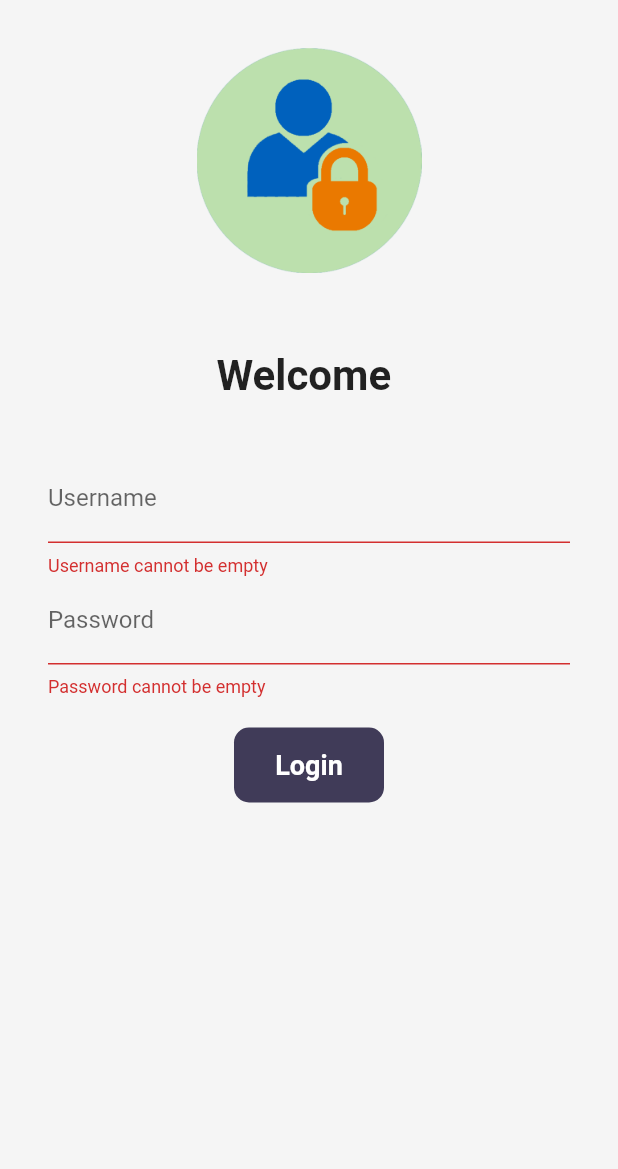
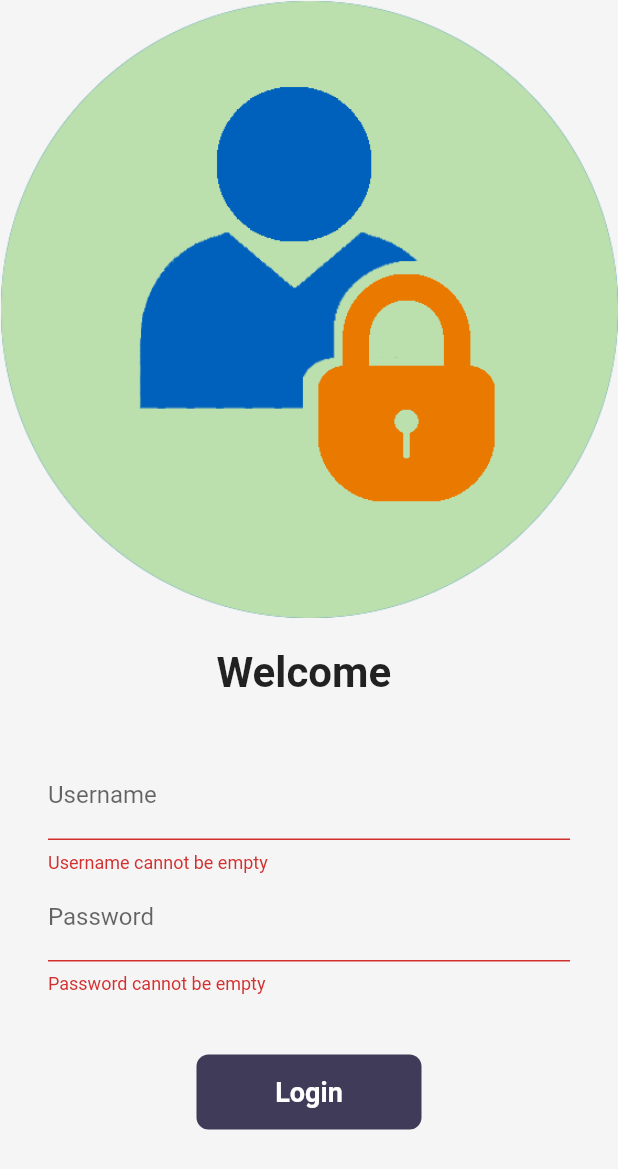
Before and after one commit to kausar100/flutter_practice_app, a Flutter app: the screen it shows after launch, after a tap on "Login", on a phone screen of 412 x 824 dp. Shown: the top 1169 px of the screen. Run offline on Flutter 3.47's test engine with Material 2 defaults, Android fonts, the phone set to English and light mode, and no system bars; drawn by our look-alikes of velocity_x; our stand-ins replace url_strategy; network calls fail.

Commit message:
login to homepage fixed day18 completed

```diff
--- a/lib/core/store.dart
+++ b/lib/core/store.dart
@@ -5,6 +5,8 @@ import 'package:velocity_x/velocity_x.dart';
 class MyStore extends VxStore {
   late CatalogModel catalog;
   late CartModel cart;
+  late VxNavigator navigator;
+  late List<Item> items;
 
   MyStore() {
     catalog = CatalogModel();
--- a/lib/main.dart
+++ b/lib/main.dart
@@ -21,15 +21,15 @@ class MyApp extends StatelessWidget {
   Widget build(BuildContext context) {
     return MaterialApp.router(
       debugShowCheckedModeBanner: false,
-      themeMode: ThemeMode.light,
+      themeMode: ThemeMode.system,
       theme: MyTheme.lightTheme(context),
       darkTheme: MyTheme.darkTheme(context),
 
       routeInformationParser: VxInformationParser(),
       routerDelegate: VxNavigator(
         routes: {
-          "/": (_, __) => MaterialPage(child: LoginPage()),
-          MyRoute.homePage: (_, __) => MaterialPage(child: HomePage()),
+          "/": (_, __) =>  MaterialPage(child: LoginPage()),
+          MyRoute.homePage: (_, __) =>  MaterialPage(child: HomePage()),
           MyRoute.detailHomePage: (uri, __) {
             String? itemId = uri.queryParameters["id"];
             final catalog =
@@ -39,7 +39,7 @@ class MyApp extends StatelessWidget {
               catalog: catalog,
             ));
           },
-          MyRoute.loginPage: (_, __) => MaterialPage(child: LoginPage()),
+          MyRoute.loginPage: (_, __) =>  MaterialPage(child: LoginPage()),
           MyRoute.cartPage: (_, __) => const MaterialPage(child: CartPage()),
         },
       ),
--- a/lib/pages/login_page.dart
+++ b/lib/pages/login_page.dart
@@ -4,22 +4,25 @@ import 'package:velocity_x/velocity_x.dart';
 
 class LoginPage extends StatefulWidget {
   @override
-  State<LoginPage> createState() => _LoginPageState();
+  _LoginPageState createState() => _LoginPageState();
 }
 
 class _LoginPageState extends State<LoginPage> {
   String name = "";
-  bool changedButton = false;
+  bool changeButton = false;
+
   final _formKey = GlobalKey<FormState>();
 
-  backToHome(BuildContext context) async {
+  moveToHome(BuildContext context) async {
     if (_formKey.currentState!.validate()) {
       setState(() {
-        changedButton = true;
+        changeButton = true;
       });
-      await Future.delayed(const Duration(seconds: 1));
-      // await Navigator.pushNamed(context, MyRoute.homePage);
-      await context.vxNav.push(Uri.parse(MyRoute.homePage));
+     await Future.delayed(Duration(seconds: 2));
+     context.vxNav.push(Uri.parse(MyRoute.homePage));
+      setState(() {
+        changeButton = false;
+      });
     }
   }
 
@@ -34,21 +37,19 @@ class _LoginPageState extends State<LoginPage> {
               children: [
                 Image.asset(
                   "assets/images/login.png",
-                  // fit: BoxFit.cover,
-                  height: 150,
-                  width: 150,
-                ).py32(),
-                const SizedBox(
+                  fit: BoxFit.cover,
+                ),
+                SizedBox(
                   height: 20.0,
                 ),
                 Text(
                   "Welcome $name",
-                  style: const TextStyle(
+                  style: TextStyle(
                     fontSize: 28,
                     fontWeight: FontWeight.bold,
                   ),
                 ),
-                const SizedBox(
+                SizedBox(
                   height: 20.0,
                 ),
                 Padding(
@@ -57,7 +58,7 @@ class _LoginPageState extends State<LoginPage> {
                   child: Column(
                     children: [
                       TextFormField(
-                        decoration: const InputDecoration(
+                        decoration: InputDecoration(
                           hintText: "Enter username",
                           labelText: "Username",
                         ),
@@ -75,7 +76,7 @@ class _LoginPageState extends State<LoginPage> {
                       ),
                       TextFormField(
                         obscureText: true,
-                        decoration: const InputDecoration(
+                        decoration: InputDecoration(
                           hintText: "Enter password",
                           labelText: "Password",
                         ),
@@ -89,26 +90,26 @@ class _LoginPageState extends State<LoginPage> {
                           return null;
                         },
                       ),
-                      const SizedBox(
-                        height: 20.0,
+                      SizedBox(
+                        height: 40.0,
                       ),
                       Material(
                         color: context.theme.buttonColor,
                         borderRadius:
-                            BorderRadius.circular(changedButton ? 50 : 10),
+                            BorderRadius.circular(changeButton ? 50 : 8),
                         child: InkWell(
-                          onTap: () => backToHome(context),
+                          onTap: () => moveToHome(context),
                           child: AnimatedContainer(
-                            duration: const Duration(seconds: 1),
-                            width: changedButton ? 50 : 100,
+                            duration: Duration(seconds: 1),
+                            width: changeButton ? 50 : 150,
                             height: 50,
                             alignment: Alignment.center,
-                            child: changedButton
-                                ? const Icon(
+                            child: changeButton
+                                ? Icon(
                                     Icons.done,
                                     color: Colors.white,
                                   )
-                                : const Text(
+                                : Text(
                                     "Login",
                                     style: TextStyle(
                                         color: Colors.white,
--- a/lib/widgets/home_widgets/catalog_header.dart
+++ b/lib/widgets/home_widgets/catalog_header.dart
@@ -7,7 +7,7 @@ class CatalogHeader extends StatelessWidget {
     return Column(
       crossAxisAlignment: CrossAxisAlignment.start,
       children: [
-        "Catalog App".text.xl5.bold.color(context.theme.accentColor).make(),
+        "Catalog App".text.xl5.bold.color(context.accentColor).make(),
         "Trending products".text.xl2.make(),
       ],
     );
--- a/lib/widgets/home_widgets/catalog_image.dart
+++ b/lib/widgets/home_widgets/catalog_image.dart
@@ -1,5 +1,4 @@
 import 'package:flutter/material.dart';
-import 'package:flutter_practice/widgets/themes.dart';
 import 'package:velocity_x/velocity_x.dart';
 
 
@@ -14,6 +13,6 @@ class CatalogImage extends StatelessWidget {
   Widget build(BuildContext context) {
     return Image.network(
       image,
-    ).box.rounded.p8.color(MyTheme.creamColor).make().p16().w40(context);
+    ).box.rounded.p8.color(context.canvasColor).make().p16().w40(context);
   }
 }
--- a/lib/widgets/home_widgets/catalog_list.dart
+++ b/lib/widgets/home_widgets/catalog_list.dart
@@ -50,7 +50,7 @@ class CatalogItem extends StatelessWidget {
             crossAxisAlignment: CrossAxisAlignment.start,
             mainAxisAlignment: MainAxisAlignment.center,
             children: [
-              catalog.name.text.lg.color(MyTheme.darkBluishColor).bold.make(),
+              catalog.name.text.lg.color(context.accentColor).bold.make(),
               catalog.description.text.make(),
               10.heightBox,
               ButtonBar(
@@ -65,6 +65,6 @@ class CatalogItem extends StatelessWidget {
           ))
         ],
       ),
-    ).white.rounded.square(150).make().py16();
+    ).color(context.cardColor).rounded.square(150).make().py16();
   }
 }
--- a/lib/widgets/items.dart
+++ b/lib/widgets/items.dart
@@ -12,7 +12,7 @@ class ItemWidget extends StatelessWidget {
   Widget build(BuildContext context) {
     return Card(
       child: ListTile(
-        onTap: () => print("item pressed"),
+        onTap: () => {},
         leading: Image.network(item.image, width: 50, height: 50,),
         title: Text(item.name),
         subtitle: Text(item.description),
--- a/lib/widgets/themes.dart
+++ b/lib/widgets/themes.dart
@@ -2,6 +2,7 @@ import 'dart:ui';
 
 import 'package:flutter/material.dart';
 import 'package:velocity_x/velocity_x.dart';
+
 
 class MyTheme {
   static ThemeData lightTheme(BuildContext context) => ThemeData(
@@ -12,11 +13,9 @@ class MyTheme {
       accentColor: darkBluishColor,
       appBarTheme: AppBarTheme(
         color: Colors.white,
-        titleTextStyle: TextStyle(
-            color: darkBluishColor, fontSize: 20, fontWeight: FontWeight.bold),
         elevation: 0.0,
-        iconTheme: const IconThemeData(color: Colors.black),
-        toolbarTextStyle: TextStyle(color: darkBluishColor),
+        iconTheme: IconThemeData(color: Colors.black),
+        textTheme: Theme.of(context).textTheme,
       ));
 
   static ThemeData darkTheme(BuildContext context) => ThemeData(
@@ -31,7 +30,7 @@ class MyTheme {
         iconTheme: IconThemeData(color: Colors.white),
         textTheme: Theme.of(context).textTheme.copyWith(
               headline6:
-                  context.textTheme.headline6?.copyWith(color: Colors.white),
+                  context.textTheme.headline6!.copyWith(color: Colors.white),
             ),
       ));
 
```
Also changed, not shown: lib/pages/cart_page.dart (+14 -8 lines), lib/pages/homepage.dart (+7 -7 lines).
